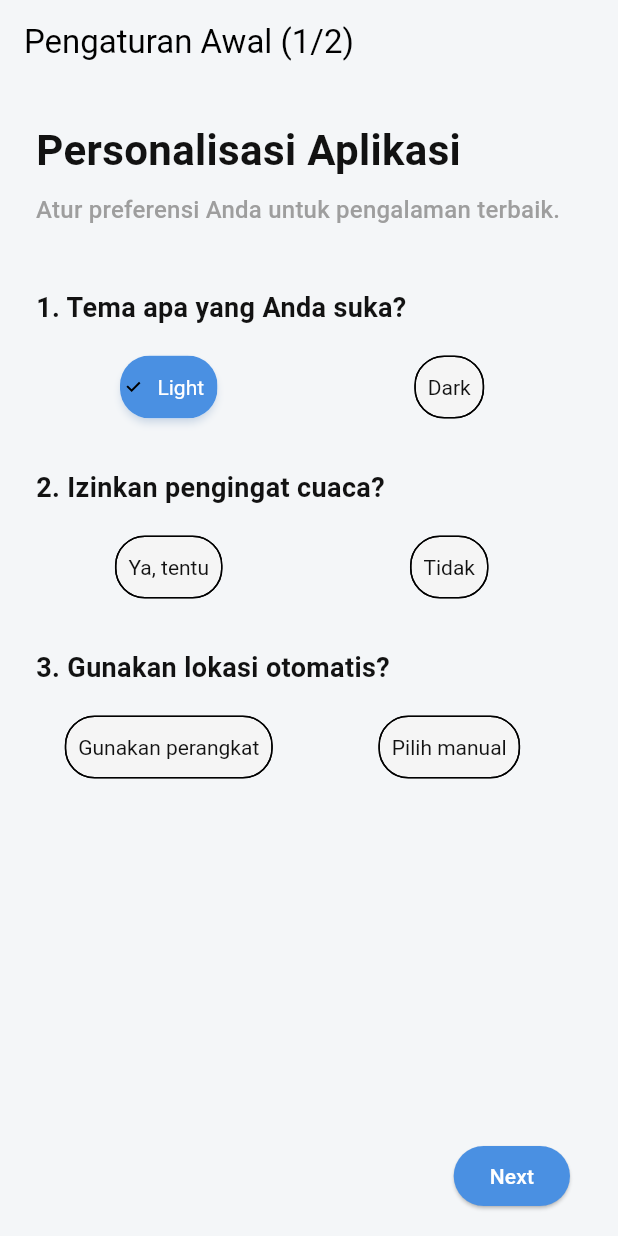
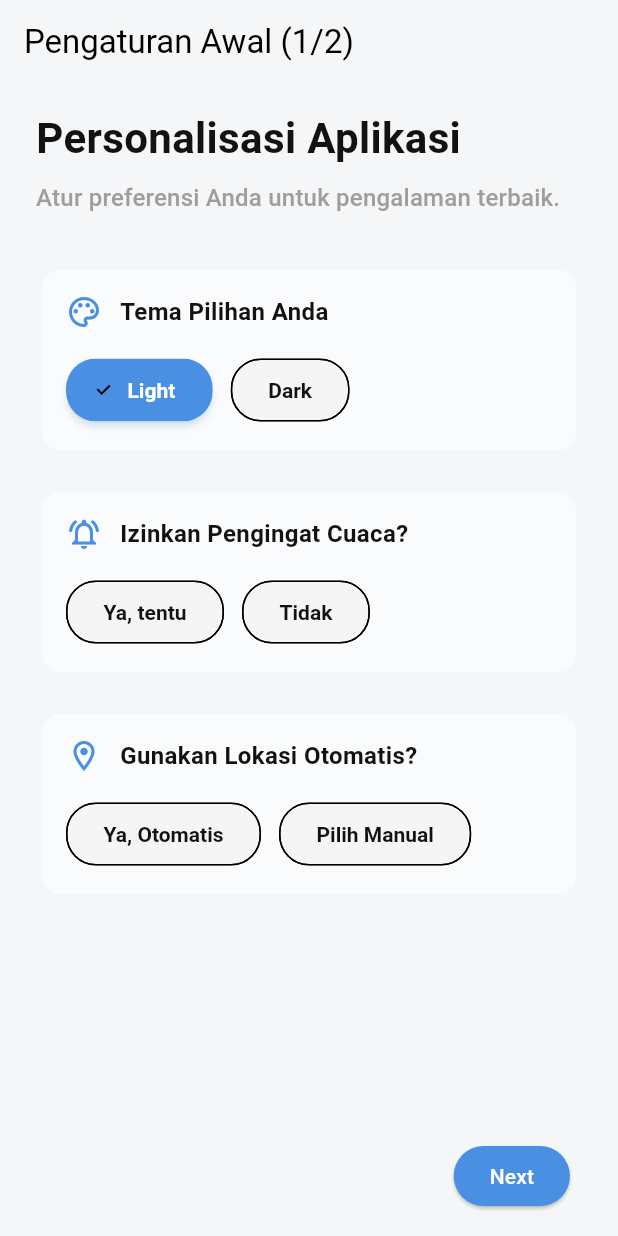
Before and after one commit to yuu740/titik-kondisi-app-weather, a Flutter app: the screen it shows after launch, on a phone screen of 412 x 824 dp. Run offline on Flutter 3.47's test engine with Material 3 defaults, Android fonts, the phone set to English and light mode, and no system bars; our stand-ins replace geolocator, permission_handler, shared_preferences.

Commit message:
fix (screen) : make the nullable and fix the choicechip

```diff
--- a/lib/screens/preference_page1.dart
+++ b/lib/screens/preference_page1.dart
@@ -7,31 +7,24 @@ class PreferencePage1 extends StatefulWidget {
   const PreferencePage1({super.key});
 
   @override
-  _PreferencePage1State createState() => _PreferencePage1State();
+  State<PreferencePage1> createState() => _PreferencePage1State();
 }
 
 class _PreferencePage1State extends State<PreferencePage1> {
-  // Menggunakan nullable boolean agar tidak ada yang terpilih di awal
   bool? _isNotificationEnabled;
   bool? _isLocationAutomatic;
 
-  // Method untuk meminta izin notifikasi
   Future<void> _requestNotificationPermission() async {
     final status = await Permission.notification.request();
     if (mounted) {
-      setState(() {
-        _isNotificationEnabled = status.isGranted;
-      });
+      setState(() => _isNotificationEnabled = status.isGranted);
     }
   }
 
-  // Method untuk meminta izin lokasi
   Future<void> _requestLocationPermission() async {
     final status = await Permission.location.request();
     if (mounted) {
-      setState(() {
-        _isLocationAutomatic = status.isGranted;
-      });
+      setState(() => _isLocationAutomatic = status.isGranted);
     }
   }
 
@@ -40,18 +33,16 @@ class _PreferencePage1State extends State<PreferencePage1> {
     final themeProvider = Provider.of<ThemeProvider>(context);
 
     return Scaffold(
-      // Tambahkan AppBar untuk estetika
       appBar: AppBar(
         title: const Text('Pengaturan Awal (1/2)'),
         backgroundColor: Colors.transparent,
         elevation: 0,
       ),
       body: SingleChildScrollView(
-        padding: const EdgeInsets.all(24.0),
+        padding: const EdgeInsets.symmetric(horizontal: 24.0, vertical: 16.0),
         child: Column(
           crossAxisAlignment: CrossAxisAlignment.start,
           children: [
-            // Header
             const Text(
               'Personalisasi Aplikasi',
               style: TextStyle(fontSize: 28, fontWeight: FontWeight.bold),
@@ -63,118 +54,148 @@ class _PreferencePage1State extends State<PreferencePage1> {
                 context,
               ).textTheme.titleMedium?.copyWith(color: Colors.grey),
             ),
-            const SizedBox(height: 40),
-
-            // Pilihan Tema
-            const Text(
-              '1. Tema apa yang Anda suka?',
-              style: TextStyle(fontSize: 18, fontWeight: FontWeight.w600),
+            const SizedBox(height: 32),
+            _buildPreferenceCard(
+              context: context,
+              icon: Icons.color_lens_outlined,
+              title: 'Tema Pilihan Anda',
+              child: Wrap(
+                // Menggunakan Wrap untuk responsivitas
+                spacing: 12.0,
+                runSpacing: 12.0,
+                children: [
+                  _buildChoiceChip(
+                    context: context,
+                    label: 'Light',
+                    isSelected: themeProvider.themeMode == ThemeMode.light,
+                    onSelected: (_) => themeProvider.toggleTheme(false),
                   ),
-            const SizedBox(height: 16),
-            Row(
-              children: [
-                Expanded(
-                  child: ChoiceChip(
-                    label: const Text('Light'),
-                    selected: themeProvider.themeMode == ThemeMode.light,
-                    onSelected: (_) => themeProvider.toggleTheme(false),
-                    labelStyle: TextStyle(
-                      color: themeProvider.themeMode == ThemeMode.light
-                          ? Theme.of(context).colorScheme.onPrimary
-                          : null,
-                    ),
-                    selectedColor: Theme.of(context).colorScheme.primary,
-                    padding: const EdgeInsets.symmetric(vertical: 12),
-                  ),
-                ),
-                const SizedBox(width: 10),
-                Expanded(
-                  child: ChoiceChip(
-                    label: const Text('Dark'),
-                    selected: themeProvider.themeMode == ThemeMode.dark,
+                  _buildChoiceChip(
+                    context: context,
+                    label: 'Dark',
+                    isSelected: themeProvider.themeMode == ThemeMode.dark,
                     onSelected: (_) => themeProvider.toggleTheme(true),
-                    labelStyle: TextStyle(
-                      color: themeProvider.themeMode == ThemeMode.dark
-                          ? Theme.of(context).colorScheme.onPrimary
-                          : null,
-                    ),
-                    selectedColor: Theme.of(context).colorScheme.primary,
-                    padding: const EdgeInsets.symmetric(vertical: 12),
-                  ),
                   ),
                 ],
               ),
-            const SizedBox(height: 30),
-
-            // Pilihan Notifikasi
-            const Text(
-              '2. Izinkan pengingat cuaca?',
-              style: TextStyle(fontSize: 18, fontWeight: FontWeight.w600),
             ),
-            const SizedBox(height: 16),
-            Row(
+            const SizedBox(height: 20),
+            _buildPreferenceCard(
+              context: context,
+              icon: Icons.notifications_active_outlined,
+              title: 'Izinkan Pengingat Cuaca?',
+              child: Wrap(
+                spacing: 12.0,
+                runSpacing: 12.0,
                 children: [
-                Expanded(
-                  child: ChoiceChip(
-                    label: const Text('Ya, tentu'),
-                    selected: _isNotificationEnabled == true,
+                  _buildChoiceChip(
+                    context: context,
+                    label: 'Ya, tentu',
+                    isSelected: _isNotificationEnabled == true,
                     onSelected: (selected) {
                       if (selected) _requestNotificationPermission();
                     },
-                    padding: const EdgeInsets.symmetric(vertical: 12),
                   ),
-                ),
-                const SizedBox(width: 10),
-                Expanded(
-                  child: ChoiceChip(
-                    label: const Text('Tidak'),
-                    selected: _isNotificationEnabled == false,
+                  _buildChoiceChip(
+                    context: context,
+                    label: 'Tidak',
+                    isSelected: _isNotificationEnabled == false,
                     onSelected: (selected) {
                       if (selected)
                         setState(() => _isNotificationEnabled = false);
                     },
-                    padding: const EdgeInsets.symmetric(vertical: 12),
-                  ),
                   ),
                 ],
               ),
-            const SizedBox(height: 30),
-
-            // Pilihan Lokasi
-            const Text(
-              '3. Gunakan lokasi otomatis?',
-              style: TextStyle(fontSize: 18, fontWeight: FontWeight.w600),
             ),
-            const SizedBox(height: 16),
-            Row(
+            const SizedBox(height: 20),
+            _buildPreferenceCard(
+              context: context,
+              icon: Icons.location_on_outlined,
+              title: 'Gunakan Lokasi Otomatis?',
+              child: Wrap(
+                spacing: 12.0,
+                runSpacing: 12.0,
                 children: [
-                Expanded(
-                  child: ChoiceChip(
-                    label: const Text('Gunakan perangkat'),
-                    selected: _isLocationAutomatic == true,
+                  _buildChoiceChip(
+                    context: context,
+                    label: 'Ya, Otomatis',
+                    isSelected: _isLocationAutomatic == true,
                     onSelected: (selected) {
                       if (selected) _requestLocationPermission();
                     },
-                    padding: const EdgeInsets.symmetric(vertical: 12),
                   ),
-                ),
-                const SizedBox(width: 10),
-                Expanded(
-                  child: ChoiceChip(
-                    label: const Text('Pilih manual'),
-                    selected: _isLocationAutomatic == false,
+                  _buildChoiceChip(
+                    context: context,
+                    label: 'Pilih Manual',
+                    isSelected: _isLocationAutomatic == false,
                     onSelected: (selected) {
                       if (selected)
                         setState(() => _isLocationAutomatic = false);
                     },
-                    padding: const EdgeInsets.symmetric(vertical: 12),
-                  ),
                   ),
                 ],
+              ),
             ),
           ],
         ),
       ),
     );
   }
+
+  Widget _buildPreferenceCard({
+    required BuildContext context,
+    required IconData icon,
+    required String title,
+    required Widget child,
+  }) {
+    return Card(
+      elevation: 0,
+      color: Theme.of(context).colorScheme.surface.withOpacity(0.5),
+      shape: RoundedRectangleBorder(borderRadius: BorderRadius.circular(12)),
+      child: Padding(
+        padding: const EdgeInsets.all(16.0),
+        child: Column(
+          crossAxisAlignment: CrossAxisAlignment.start,
+          children: [
+            Row(
+              children: [
+                Icon(icon, color: Theme.of(context).primaryColor),
+                const SizedBox(width: 12),
+                Text(
+                  title,
+                  style: const TextStyle(
+                    fontSize: 16,
+                    fontWeight: FontWeight.w600,
+                  ),
+                ),
+              ],
+            ),
+            const SizedBox(height: 16),
+            child,
+          ],
+        ),
+      ),
+    );
   }
+
+  Widget _buildChoiceChip({
+    required BuildContext context,
+    required String label,
+    required bool isSelected,
+    required ValueChanged<bool> onSelected,
+  }) {
+    return ChoiceChip(
+      label: Text(label),
+      selected: isSelected,
+      onSelected: onSelected,
+      labelStyle: TextStyle(
+        color: isSelected ? Theme.of(context).colorScheme.onPrimary : null,
+        fontWeight: FontWeight.bold,
+      ),
+      selectedColor: Theme.of(context).colorScheme.primary,
+      padding: const EdgeInsets.symmetric(vertical: 12, horizontal: 16),
+      shape: RoundedRectangleBorder(borderRadius: BorderRadius.circular(20)),
+    );
+  }
+}
```
Lines whose indentation alone changed are shown as unchanged.
